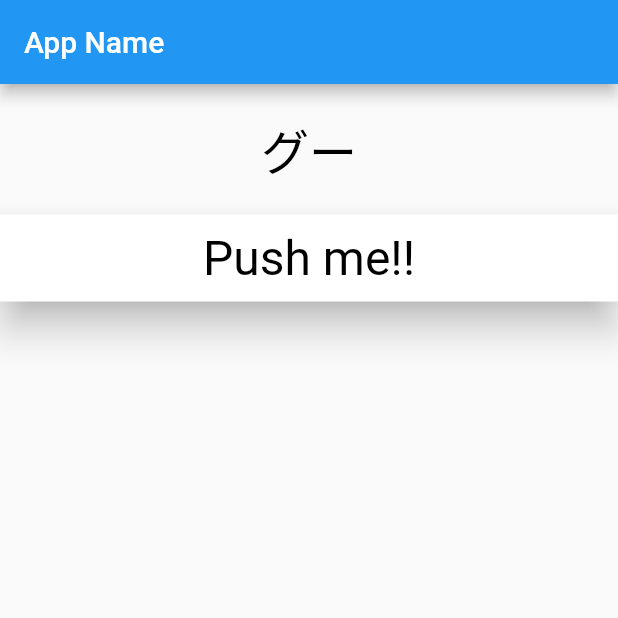
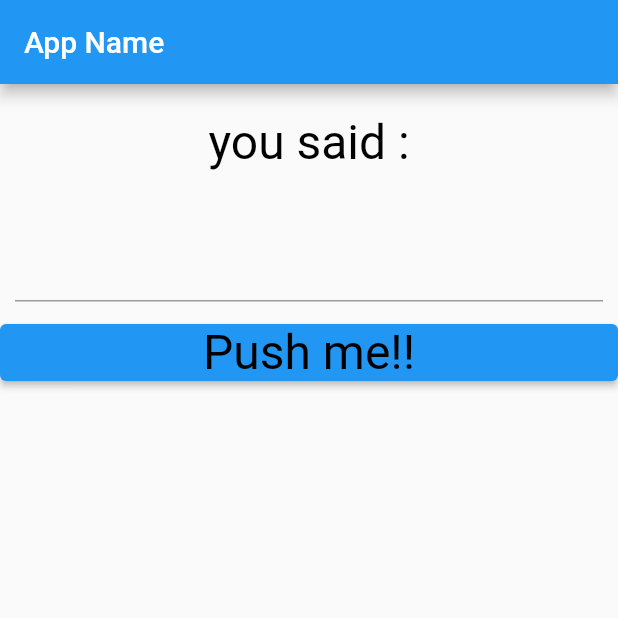
Before and after one commit to Sho-Nagato/flutter-training, a Flutter app: the screen it shows after launch, after a tap on "Push me!!", on a phone screen of 412 x 824 dp, the top half of it. Run offline on Flutter 3.47's test engine with Material 2 defaults, Android fonts, the phone set to English and light mode, and no system bars.

Commit message:
fix TextField

```diff
--- a/lib/main.dart
+++ b/lib/main.dart
@@ -31,7 +31,8 @@ class MyHomePage extends StatefulWidget {
 
 class _MyHomePageState extends State<MyHomePage> {
   static String _message = "OK";
-  static final List _hands = <String>['グー', 'チョキ', 'パー'];
+  static final _controller = TextEditingController();
+
   @override
   Widget build(BuildContext context) {
     return Scaffold(
@@ -57,15 +58,25 @@ class _MyHomePageState extends State<MyHomePage> {
                 ),
               ),
             ),
-            RawMaterialButton(
+            Padding(
+              padding: const EdgeInsets.all(10.0),
+              child: TextField(
+                onChanged: textChanged,
+                controller: _controller,
+                style: const TextStyle(
+                  fontSize: 28.0,
+                  color: Color(0xFF000000),
+                  fontWeight: FontWeight.w400,
+                  fontFamily: "Roboto"
+                ),
+              ),
+            ),
+            ElevatedButton(
               onPressed: buttonPressed,
-              fillColor: Colors.white,
-              elevation: 10.0,
-              padding: const EdgeInsets.all(10.0),
               child: const Text(
                 "Push me!!",
                 style: TextStyle(
-                  fontSize: 32.0,
+                  fontSize:32.0,
                   color: Color(0xFF000000),
                   fontWeight: FontWeight.w400,
                   fontFamily: "Roboto"
@@ -79,7 +90,13 @@ class _MyHomePageState extends State<MyHomePage> {
   }
   void buttonPressed(){
     setState(() {
-      _message = (_hands..shuffle()).first;
+      _message = "you said : ${_controller.text}";
+    });
+  }
+
+  void textChanged(String val) {
+    setState(() {
+      _message = val.toUpperCase();
     });
   }
 }
```
